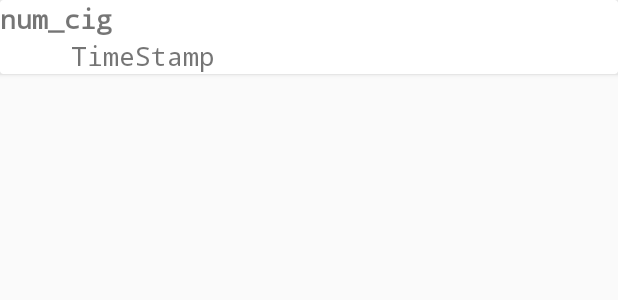
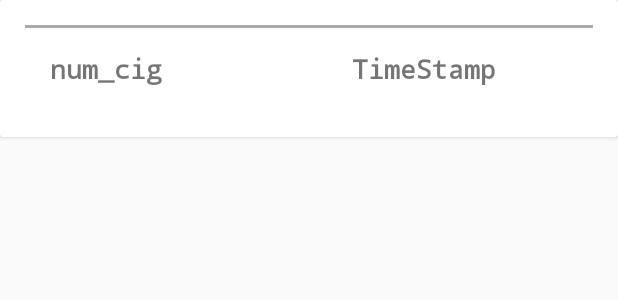
Before and after one commit to sxaxmz/Smoker-Diary, an Android app: the layout items.xml on its own in the app's theme, with its tools: preview values and no code run, on a phone screen of 412 x 824 dp. Shown: the top 300 px of the screen. Run offline under Robolectric (Android 15) with nearby library versions, the phone set to English and light mode, and no system bars.

Commit message:
SQLite, RecuclerView and CarcView adjustments

```diff
--- a/app/build.gradle
+++ b/app/build.gradle
@@ -2,7 +2,7 @@ apply plugin: 'com.android.application'
 
 android {
     compileSdkVersion 26
-    buildToolsVersion "26.0.0"
+    buildToolsVersion '27.0.3'
     defaultConfig {
         applicationId "stackstagingcom.firstwebpage3_com.smoker_diary"
         minSdkVersion 19
--- a/app/src/main/res/layout/items.xml
+++ b/app/src/main/res/layout/items.xml
@@ -8,7 +8,8 @@
 
     <RelativeLayout
         android:layout_width="match_parent"
-        android:layout_height="match_parent">
+        android:layout_height="match_parent"
+        android:layout_margin="25px">
 
         <TextView
             android:id="@+id/txtCig"
@@ -18,17 +19,27 @@
             android:fontFamily="monospace"
             android:text="num_cig"
             android:textAllCaps="false"
-            android:textSize="18sp" />
+            android:textSize="18sp"
+            android:layout_margin="25px"/>
 
         <TextView
             android:id="@+id/txtTimeStamp"
             android:layout_width="191dp"
             android:layout_height="wrap_content"
-            android:layout_below="@+id/txtCig"
+            android:layout_alignParentEnd="true"
+            android:layout_alignParentTop="true"
+            android:autoText="false"
             android:fontFamily="monospace"
             android:text="TimeStamp"
             android:textAlignment="center"
-            android:textSize="18sp" />
+            android:textSize="18sp"
+            android:textStyle="bold"
+            android:layout_margin="25px"/>
+
+        <View
+            android:layout_width="match_parent"
+            android:layout_height="2dp"
+            android:background="@android:color/darker_gray" />
 
     </RelativeLayout>
 
--- a/build.gradle
+++ b/build.gradle
@@ -3,9 +3,10 @@
 buildscript {
     repositories {
         jcenter()
+        google()
     }
     dependencies {
-        classpath 'com.android.tools.build:gradle:2.3.1'
+        classpath 'com.android.tools.build:gradle:3.1.2'
 
         // NOTE: Do not place your application dependencies here; they belong
         // in the individual module build.gradle files
```
Also changed, not shown: app/src/main/java/stackstagingcom/firstwebpage3_com/smoker_diary/DatabaseHelper.java (added, +58 -0 lines), app/src/main/java/stackstagingcom/firstwebpage3_com/smoker_diary/MainActivity.java (+14 -6 lines), app/src/main/java/stackstagingcom/firstwebpage3_com/smoker_diary/lis_view.java (+43 -5 lines), gradle/wrapper/gradle-wrapper.properties, 1 other file.
